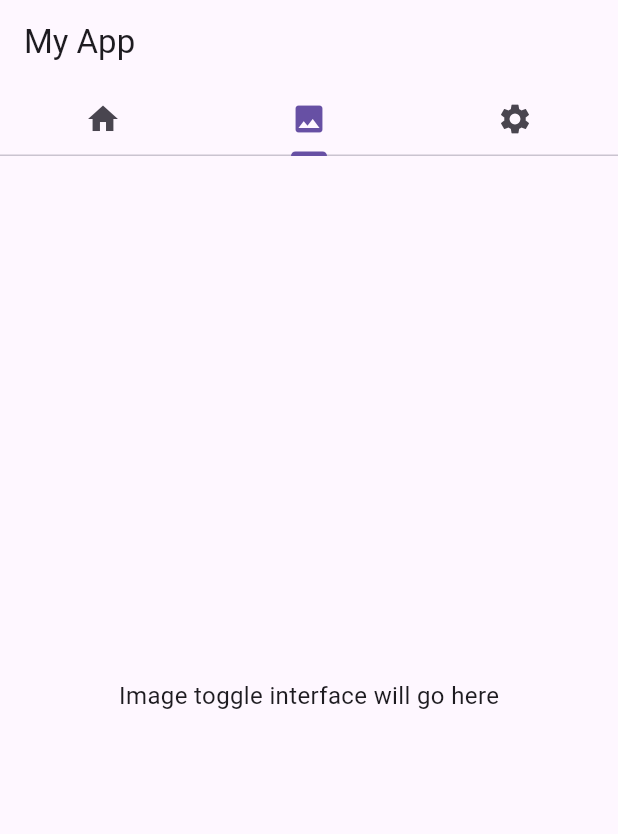
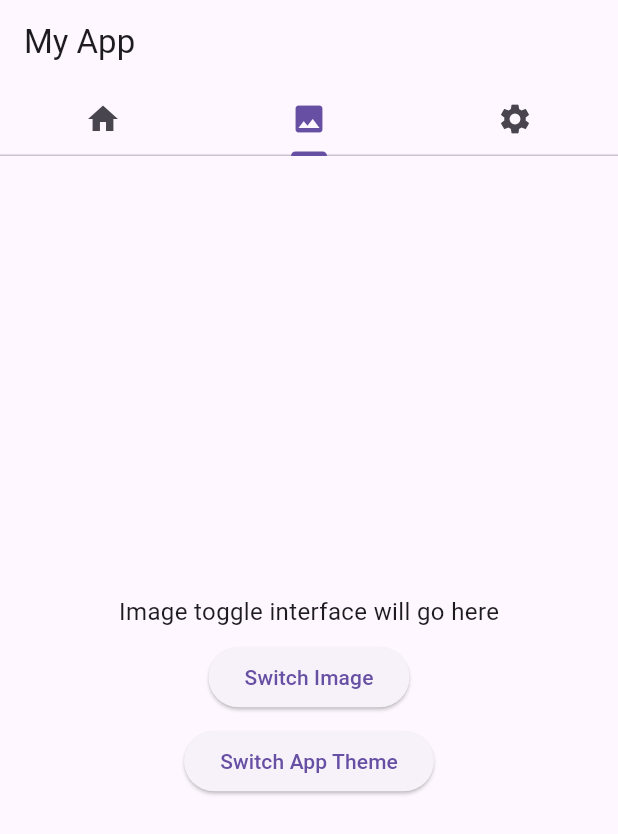
Before and after one commit to Nathan2055/csc4360-cw01-image-toggle, a Flutter app: the screen it shows after launch, tab 2 chosen, on a phone screen of 412 x 824 dp. Shown: the top 834 px of the screen. Run offline on Flutter 3.47's test engine with Material 3 defaults, Android fonts, the phone set to English and light mode, and no system bars.

Commit message:
Add buttons on the new tab for the image toggle and for changing the theme

```diff
--- a/lib/main.dart
+++ b/lib/main.dart
@@ -24,6 +24,9 @@ class _myAppState extends State<myApp> {
   // Counter variable
   int counterCount = 0;
 
+  // Image toggle variable
+  bool toggleImageState = false;
+
   // State constructor
   @override
   void initState() {
@@ -49,6 +52,13 @@ class _myAppState extends State<myApp> {
       // if on, switch to light mode; if off, switch to dark mode
       _themeMode = darkMode ? ThemeMode.light : ThemeMode.dark;
       darkMode = !darkMode;
+    });
+  }
+
+  // Toggle the displayed image on the image toggle interface tab
+  void _toggleImage() {
+    setState(() {
+      toggleImageState = !toggleImageState;
     });
   }
 
@@ -112,6 +122,13 @@ class _myAppState extends State<myApp> {
           'Image toggle interface will go here',
           style: TextStyle(fontSize: 16),
         ),
+        SizedBox(height: 8.0),
+        ElevatedButton(onPressed: _toggleImage, child: Text('Switch Image')),
+        SizedBox(height: 8.0),
+        ElevatedButton(
+          onPressed: _changeTheme,
+          child: Text('Switch App Theme'),
+        ),
       ],
     );
   }
```
